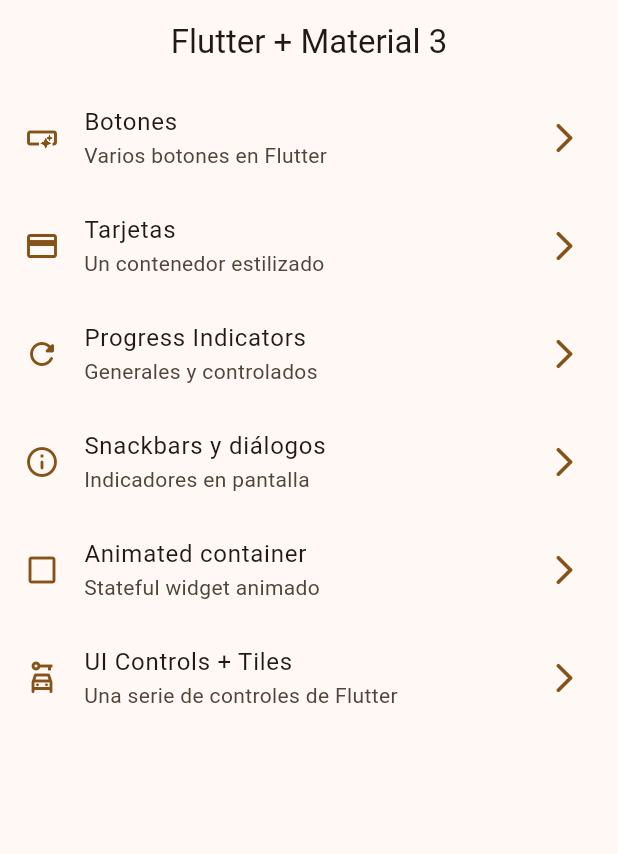
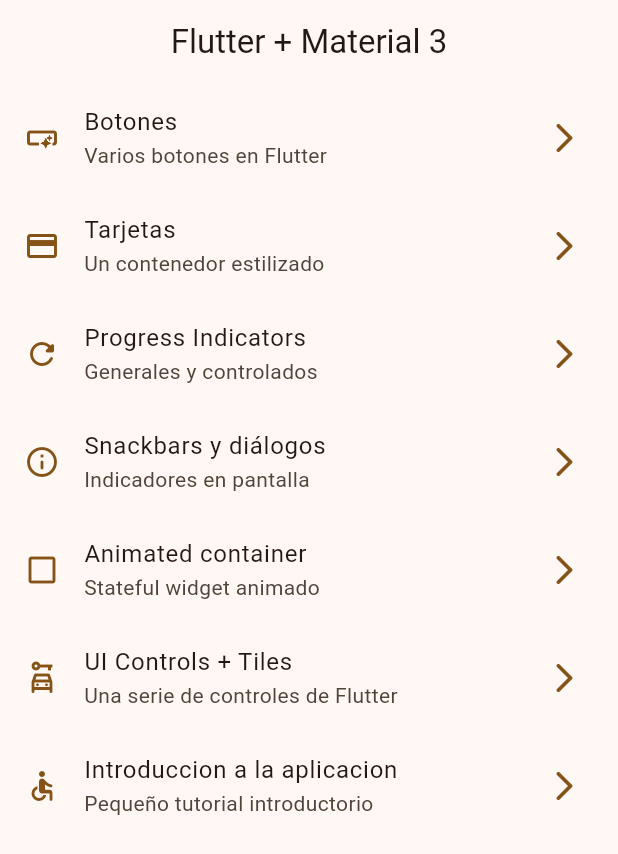
Before and after one commit to URR505/widgets_app, a Flutter app: the screen it shows after launch, on a phone screen of 412 x 824 dp. Shown: the top 854 px of the screen. Run offline on Flutter 3.47's test engine with Material 3 defaults, Android fonts, the phone set to English and light mode, and no system bars; our stand-ins replace go_router.

Commit message:
tutorial screen added

```diff
--- a/lib/config/menu/menu_items.dart
+++ b/lib/config/menu/menu_items.dart
@@ -44,4 +44,9 @@ const appMenuItems = <MenuItem>[
       subTitle: 'Una serie de controles de Flutter',
       link: '/ui-controls',
       icon: Icons.car_rental_outlined),
+  MenuItem(
+      title: 'Introduccion a la aplicacion',
+      subTitle: 'Pequeño tutorial introductorio',
+      link: '/tutorial',
+      icon: Icons.accessible_rounded),
 ];
--- a/lib/config/router/app_router.dart
+++ b/lib/config/router/app_router.dart
@@ -42,4 +42,10 @@ final appRouter = GoRouter(initialLocation: '/', routes: [
     pageBuilder: (context, state) =>
         const CupertinoPage(child: UiControlsScreens()),
   ),
+  GoRoute(
+    path: '/tutorial',
+    name: AppTutorialScreen.name,
+    pageBuilder: (context, state) =>
+        const CupertinoPage(child: AppTutorialScreen()),
+  ),
 ]);
```
